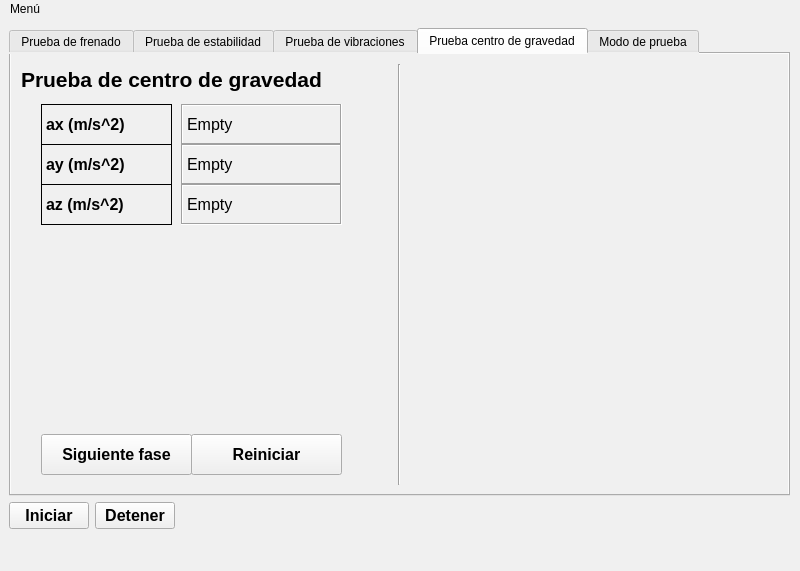
Qt form interfaz_app.ui (luisgl90/PVE-Python) before a commit.
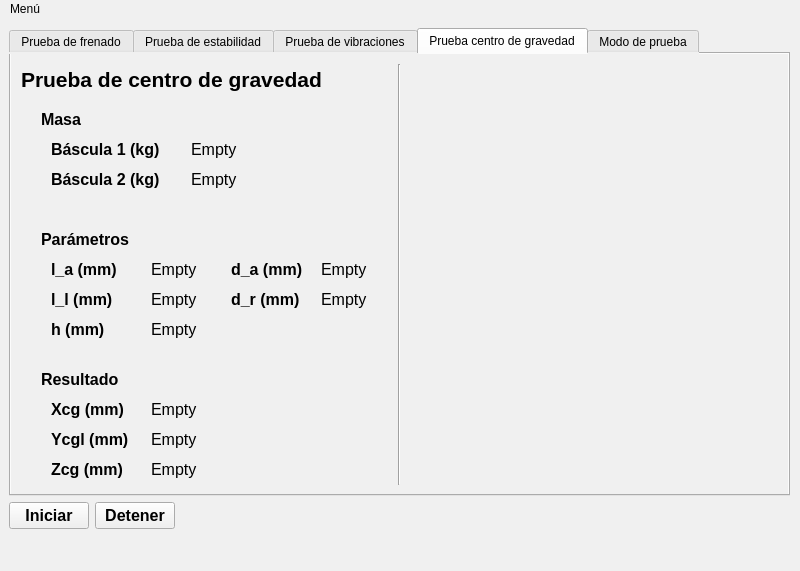
The same form after that commit. The open tabs and pages were chosen to show the change. Icons and pictures are not drawn. Custom widgets are drawn as their Qt base class.

Commit message: UPdate UI - Prueba CoG

Patch:
```diff
--- a/interfaz_app.ui
+++ b/interfaz_app.ui
@@ -1044,10 +1044,10 @@
         <widget class="QLabel" name="label_cog_2">
          <property name="geometry">
           <rect>
-           <x>30</x>
-           <y>90</y>
+           <x>40</x>
+           <y>80</y>
            <width>131</width>
-           <height>41</height>
+           <height>31</height>
           </rect>
          </property>
          <property name="font">
@@ -1058,43 +1058,19 @@
           </font>
          </property>
          <property name="frameShape">
-          <enum>QFrame::Box</enum>
+          <enum>QFrame::NoFrame</enum>
          </property>
          <property name="text">
-          <string>ay (m/s^2)</string>
-         </property>
-        </widget>
-        <widget class="QLabel" name="label_vib_ax_2">
-         <property name="geometry">
-          <rect>
-           <x>170</x>
-           <y>50</y>
-           <width>161</width>
-           <height>41</height>
-          </rect>
-         </property>
-         <property name="font">
-          <font>
-           <pointsize>12</pointsize>
-          </font>
-         </property>
-         <property name="frameShape">
-          <enum>QFrame::Box</enum>
-         </property>
-         <property name="frameShadow">
-          <enum>QFrame::Sunken</enum>
-         </property>
-         <property name="text">
-          <string>Empty</string>
+          <string>Báscula 1 (kg)</string>
          </property>
         </widget>
         <widget class="QLabel" name="label_vib_ay_2">
          <property name="geometry">
           <rect>
-           <x>170</x>
-           <y>90</y>
+           <x>180</x>
+           <y>80</y>
            <width>161</width>
-           <height>41</height>
+           <height>31</height>
           </rect>
          </property>
          <property name="font">
@@ -1103,7 +1079,7 @@
           </font>
          </property>
          <property name="frameShape">
-          <enum>QFrame::Box</enum>
+          <enum>QFrame::NoFrame</enum>
          </property>
          <property name="frameShadow">
           <enum>QFrame::Sunken</enum>
@@ -1115,10 +1091,10 @@
         <widget class="QLabel" name="label_vib_az_2">
          <property name="geometry">
           <rect>
-           <x>170</x>
-           <y>130</y>
+           <x>180</x>
+           <y>110</y>
            <width>161</width>
-           <height>41</height>
+           <height>31</height>
           </rect>
          </property>
          <property name="font">
@@ -1127,7 +1103,7 @@
           </font>
          </property>
          <property name="frameShape">
-          <enum>QFrame::Box</enum>
+          <enum>QFrame::NoFrame</enum>
          </property>
          <property name="frameShadow">
           <enum>QFrame::Sunken</enum>
@@ -1139,10 +1115,10 @@
         <widget class="QLabel" name="label_cog_3">
          <property name="geometry">
           <rect>
-           <x>30</x>
-           <y>130</y>
+           <x>40</x>
+           <y>110</y>
            <width>131</width>
-           <height>41</height>
+           <height>31</height>
           </rect>
          </property>
          <property name="font">
@@ -1153,10 +1129,10 @@
           </font>
          </property>
          <property name="frameShape">
-          <enum>QFrame::Box</enum>
+          <enum>QFrame::NoFrame</enum>
          </property>
          <property name="text">
-          <string>az (m/s^2)</string>
+          <string>Báscula 2 (kg)</string>
          </property>
         </widget>
         <widget class="QLabel" name="label_cog_1">
@@ -1165,7 +1141,7 @@
            <x>30</x>
            <y>50</y>
            <width>131</width>
-           <height>41</height>
+           <height>31</height>
           </rect>
          </property>
          <property name="font">
@@ -1176,10 +1152,10 @@
           </font>
          </property>
          <property name="frameShape">
-          <enum>QFrame::Box</enum>
+          <enum>QFrame::NoFrame</enum>
          </property>
          <property name="text">
-          <string>ax (m/s^2)</string>
+          <string>Masa</string>
          </property>
         </widget>
         <widget class="QLabel" name="label_cen_titulo">
@@ -1202,46 +1178,6 @@
           <string>Prueba de centro de gravedad</string>
          </property>
         </widget>
-        <widget class="QPushButton" name="button_fre_rst_2">
-         <property name="geometry">
-          <rect>
-           <x>180</x>
-           <y>380</y>
-           <width>151</width>
-           <height>41</height>
-          </rect>
-         </property>
-         <property name="font">
-          <font>
-           <pointsize>12</pointsize>
-           <weight>75</weight>
-           <bold>true</bold>
-          </font>
-         </property>
-         <property name="text">
-          <string>Reiniciar</string>
-         </property>
-        </widget>
-        <widget class="QPushButton" name="button_fre_fase_2">
-         <property name="geometry">
-          <rect>
-           <x>30</x>
-           <y>380</y>
-           <width>151</width>
-           <height>41</height>
-          </rect>
-         </property>
-         <property name="font">
-          <font>
-           <pointsize>12</pointsize>
-           <weight>75</weight>
-           <bold>true</bold>
-          </font>
-         </property>
-         <property name="text">
-          <string>Siguiente fase</string>
-         </property>
-        </widget>
         <widget class="Line" name="line_3">
          <property name="geometry">
           <rect>
@@ -1255,6 +1191,447 @@
           <enum>Qt::Vertical</enum>
          </property>
         </widget>
+        <widget class="QLabel" name="label">
+         <property name="geometry">
+          <rect>
+           <x>400</x>
+           <y>10</y>
+           <width>361</width>
+           <height>421</height>
+          </rect>
+         </property>
+         <property name="text">
+          <string/>
+         </property>
+         <property name="pixmap">
+          <pixmap>param_prb_cog.jpg</pixmap>
+         </property>
+         <property name="scaledContents">
+          <bool>true</bool>
+         </property>
+        </widget>
+        <widget class="QLabel" name="label_vib_ay_3">
+         <property name="geometry">
+          <rect>
+           <x>140</x>
+           <y>200</y>
+           <width>71</width>
+           <height>31</height>
+          </rect>
+         </property>
+         <property name="font">
+          <font>
+           <pointsize>12</pointsize>
+          </font>
+         </property>
+         <property name="frameShape">
+          <enum>QFrame::NoFrame</enum>
+         </property>
+         <property name="frameShadow">
+          <enum>QFrame::Sunken</enum>
+         </property>
+         <property name="text">
+          <string>Empty</string>
+         </property>
+        </widget>
+        <widget class="QLabel" name="label_cog_4">
+         <property name="geometry">
+          <rect>
+           <x>40</x>
+           <y>200</y>
+           <width>91</width>
+           <height>31</height>
+          </rect>
+         </property>
+         <property name="font">
+          <font>
+           <pointsize>12</pointsize>
+           <weight>75</weight>
+           <bold>true</bold>
+          </font>
+         </property>
+         <property name="frameShape">
+          <enum>QFrame::NoFrame</enum>
+         </property>
+         <property name="text">
+          <string>l_a (mm)</string>
+         </property>
+        </widget>
+        <widget class="QLabel" name="label_cog_5">
+         <property name="geometry">
+          <rect>
+           <x>30</x>
+           <y>170</y>
+           <width>131</width>
+           <height>31</height>
+          </rect>
+         </property>
+         <property name="font">
+          <font>
+           <pointsize>12</pointsize>
+           <weight>75</weight>
+           <bold>true</bold>
+          </font>
+         </property>
+         <property name="frameShape">
+          <enum>QFrame::NoFrame</enum>
+         </property>
+         <property name="text">
+          <string>Parámetros</string>
+         </property>
+        </widget>
+        <widget class="QLabel" name="label_vib_ay_4">
+         <property name="geometry">
+          <rect>
+           <x>310</x>
+           <y>200</y>
+           <width>71</width>
+           <height>31</height>
+          </rect>
+         </property>
+         <property name="font">
+          <font>
+           <pointsize>12</pointsize>
+          </font>
+         </property>
+         <property name="frameShape">
+          <enum>QFrame::NoFrame</enum>
+         </property>
+         <property name="frameShadow">
+          <enum>QFrame::Sunken</enum>
+         </property>
+         <property name="text">
+          <string>Empty</string>
+         </property>
+        </widget>
+        <widget class="QLabel" name="label_cog_6">
+         <property name="geometry">
+          <rect>
+           <x>220</x>
+           <y>200</y>
+           <width>91</width>
+           <height>31</height>
+          </rect>
+         </property>
+         <property name="font">
+          <font>
+           <pointsize>12</pointsize>
+           <weight>75</weight>
+           <bold>true</bold>
+          </font>
+         </property>
+         <property name="frameShape">
+          <enum>QFrame::NoFrame</enum>
+         </property>
+         <property name="text">
+          <string>d_a (mm)</string>
+         </property>
+        </widget>
+        <widget class="QLabel" name="label_vib_ay_5">
+         <property name="geometry">
+          <rect>
+           <x>140</x>
+           <y>230</y>
+           <width>71</width>
+           <height>31</height>
+          </rect>
+         </property>
+         <property name="font">
+          <font>
+           <pointsize>12</pointsize>
+          </font>
+         </property>
+         <property name="frameShape">
+          <enum>QFrame::NoFrame</enum>
+         </property>
+         <property name="frameShadow">
+          <enum>QFrame::Sunken</enum>
+         </property>
+         <property name="text">
+          <string>Empty</string>
+         </property>
+        </widget>
+        <widget class="QLabel" name="label_cog_7">
+         <property name="geometry">
+          <rect>
+           <x>220</x>
+           <y>230</y>
+           <width>91</width>
+           <height>31</height>
+          </rect>
+         </property>
+         <property name="font">
+          <font>
+           <pointsize>12</pointsize>
+           <weight>75</weight>
+           <bold>true</bold>
+          </font>
+         </property>
+         <property name="frameShape">
+          <enum>QFrame::NoFrame</enum>
+         </property>
+         <property name="text">
+          <string>d_r (mm)</string>
+         </property>
+        </widget>
+        <widget class="QLabel" name="label_vib_ay_6">
+         <property name="geometry">
+          <rect>
+           <x>310</x>
+           <y>230</y>
+           <width>71</width>
+           <height>31</height>
+          </rect>
+         </property>
+         <property name="font">
+          <font>
+           <pointsize>12</pointsize>
+          </font>
+         </property>
+         <property name="frameShape">
+          <enum>QFrame::NoFrame</enum>
+         </property>
+         <property name="frameShadow">
+          <enum>QFrame::Sunken</enum>
+         </property>
+         <property name="text">
+          <string>Empty</string>
+         </property>
+        </widget>
+        <widget class="QLabel" name="label_cog_8">
+         <property name="geometry">
+          <rect>
+           <x>40</x>
+           <y>230</y>
+           <width>91</width>
+           <height>31</height>
+          </rect>
+         </property>
+         <property name="font">
+          <font>
+           <pointsize>12</pointsize>
+           <weight>75</weight>
+           <bold>true</bold>
+          </font>
+         </property>
+         <property name="frameShape">
+          <enum>QFrame::NoFrame</enum>
+         </property>
+         <property name="text">
+          <string>l_l (mm)</string>
+         </property>
+        </widget>
+        <widget class="QLabel" name="label_vib_ay_7">
+         <property name="geometry">
+          <rect>
+           <x>140</x>
+           <y>260</y>
+           <width>71</width>
+           <height>31</height>
+          </rect>
+         </property>
+         <property name="font">
+          <font>
+           <pointsize>12</pointsize>
+          </font>
+         </property>
+         <property name="frameShape">
+          <enum>QFrame::NoFrame</enum>
+         </property>
+         <property name="frameShadow">
+          <enum>QFrame::Sunken</enum>
+         </property>
+         <property name="text">
+          <string>Empty</string>
+         </property>
+        </widget>
+        <widget class="QLabel" name="label_cog_10">
+         <property name="geometry">
+          <rect>
+           <x>40</x>
+           <y>260</y>
+           <width>91</width>
+           <height>31</height>
+          </rect>
+         </property>
+         <property name="font">
+          <font>
+           <pointsize>12</pointsize>
+           <weight>75</weight>
+           <bold>true</bold>
+          </font>
+         </property>
+         <property name="frameShape">
+          <enum>QFrame::NoFrame</enum>
+         </property>
+         <property name="text">
+          <string>h (mm)</string>
+         </property>
+        </widget>
+        <widget class="QLabel" name="label_vib_ay_8">
+         <property name="geometry">
+          <rect>
+           <x>140</x>
+           <y>340</y>
+           <width>101</width>
+           <height>31</height>
+          </rect>
+         </property>
+         <property name="font">
+          <font>
+           <pointsize>12</pointsize>
+          </font>
+         </property>
+         <property name="frameShape">
+          <enum>QFrame::NoFrame</enum>
+         </property>
+         <property name="frameShadow">
+          <enum>QFrame::Sunken</enum>
+         </property>
+         <property name="text">
+          <string>Empty</string>
+         </property>
+        </widget>
+        <widget class="QLabel" name="label_vib_ay_9">
+         <property name="geometry">
+          <rect>
+           <x>140</x>
+           <y>400</y>
+           <width>101</width>
+           <height>31</height>
+          </rect>
+         </property>
+         <property name="font">
+          <font>
+           <pointsize>12</pointsize>
+          </font>
+         </property>
+         <property name="frameShape">
+          <enum>QFrame::NoFrame</enum>
+         </property>
+         <property name="frameShadow">
+          <enum>QFrame::Sunken</enum>
+         </property>
+         <property name="text">
+          <string>Empty</string>
+         </property>
+        </widget>
+        <widget class="QLabel" name="label_cog_9">
+         <property name="geometry">
+          <rect>
+           <x>40</x>
+           <y>340</y>
+           <width>91</width>
+           <height>31</height>
+          </rect>
+         </property>
+         <property name="font">
+          <font>
+           <pointsize>12</pointsize>
+           <weight>75</weight>
+           <bold>true</bold>
+          </font>
+         </property>
+         <property name="frameShape">
+          <enum>QFrame::NoFrame</enum>
+         </property>
+         <property name="text">
+          <string>Xcg (mm)</string>
+         </property>
+        </widget>
+        <widget class="QLabel" name="label_vib_ay_10">
+         <property name="geometry">
+          <rect>
+           <x>140</x>
+           <y>370</y>
+           <width>101</width>
+           <height>31</height>
+          </rect>
+         </property>
+         <property name="font">
+          <font>
+           <pointsize>12</pointsize>
+          </font>
+         </property>
+         <property name="frameShape">
+          <enum>QFrame::NoFrame</enum>
+         </property>
+         <property name="frameShadow">
+          <enum>QFrame::Sunken</enum>
+         </property>
+         <property name="text">
+          <string>Empty</string>
+         </property>
+        </widget>
+        <widget class="QLabel" name="label_cog_11">
+         <property name="geometry">
+          <rect>
+           <x>40</x>
+           <y>370</y>
+           <width>91</width>
+           <height>31</height>
+          </rect>
+         </property>
+         <property name="font">
+          <font>
+           <pointsize>12</pointsize>
+           <weight>75</weight>
+           <bold>true</bold>
+          </font>
+         </property>
+         <property name="frameShape">
+          <enum>QFrame::NoFrame</enum>
+         </property>
+         <property name="text">
+          <string>Ycgl (mm)</string>
+         </property>
+        </widget>
+        <widget class="QLabel" name="label_cog_12">
+         <property name="geometry">
+          <rect>
+           <x>30</x>
+           <y>310</y>
+           <width>131</width>
+           <height>31</height>
+          </rect>
+         </property>
+         <property name="font">
+          <font>
+           <pointsize>12</pointsize>
+           <weight>75</weight>
+           <bold>true</bold>
+          </font>
+         </property>
+         <property name="frameShape">
+          <enum>QFrame::NoFrame</enum>
+         </property>
+         <property name="text">
+          <string>Resultado</string>
+         </property>
+        </widget>
+        <widget class="QLabel" name="label_cog_13">
+         <property name="geometry">
+          <rect>
+           <x>40</x>
+           <y>400</y>
+           <width>91</width>
+           <height>31</height>
+          </rect>
+         </property>
+         <property name="font">
+          <font>
+           <pointsize>12</pointsize>
+           <weight>75</weight>
+           <bold>true</bold>
+          </font>
+         </property>
+         <property name="frameShape">
+          <enum>QFrame::NoFrame</enum>
+         </property>
+         <property name="text">
+          <string>Zcg (mm)</string>
+         </property>
+        </widget>
        </widget>
        <widget class="QWidget" name="tab_prueba">
         <attribute name="title">
```
Left out of the diff: 8 changed lines with no effect on the pictures. The commit also changes 3 other files.
